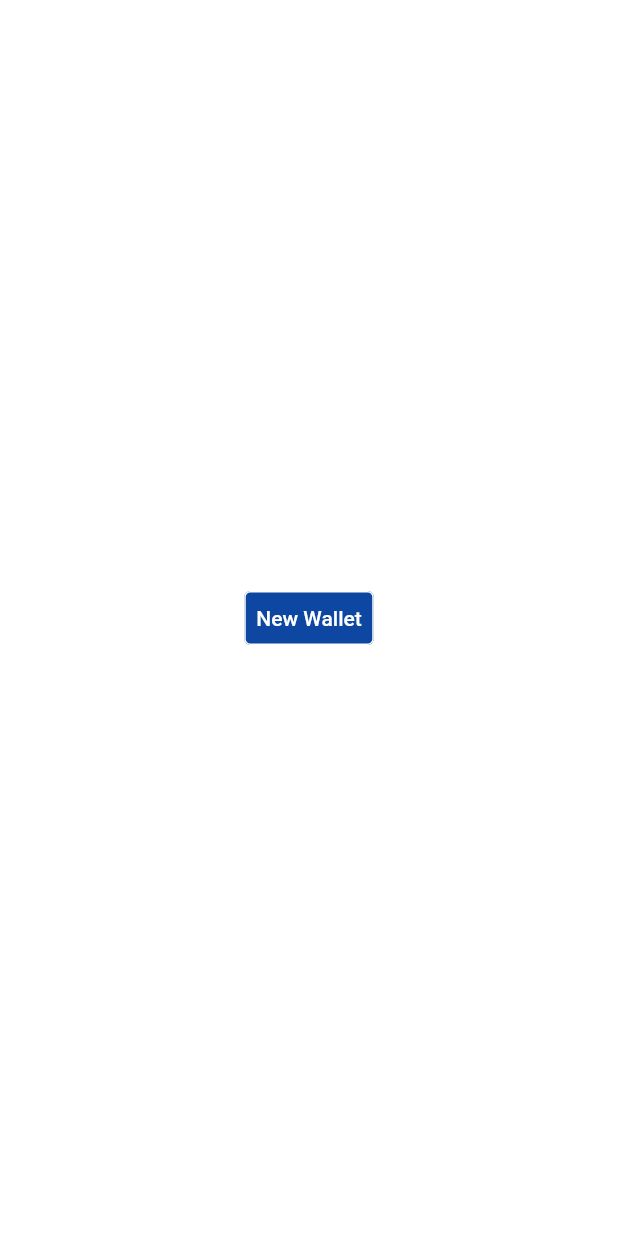
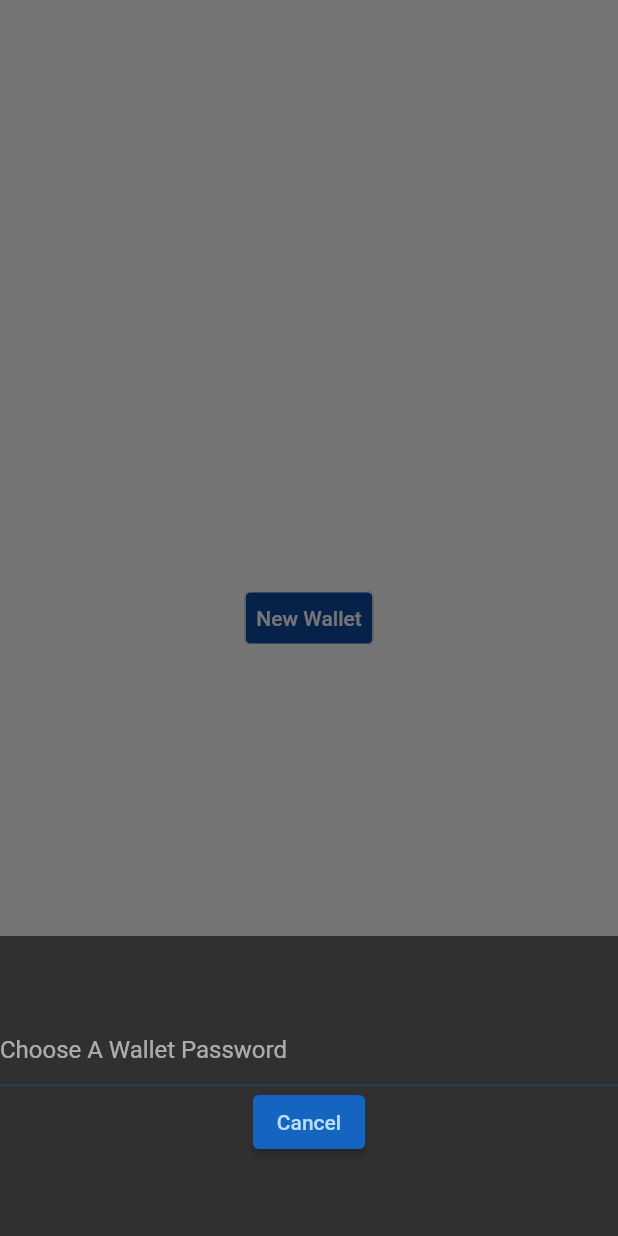
Before and after one commit to dipware/admin, a Flutter app: the screen it shows after launch, after a tap on "Get Started", after a tap on "New Wallet", on a phone screen of 412 x 824 dp. Run offline on Flutter 3.47's test engine with Material 2 defaults, Android fonts, the phone set to English and light mode, and no system bars; our stand-ins replace firebase_core, flutter_dotenv; missing offline and left inert: qr_code_scanner, web3dart; accounts and stored records are empty.

Commit message:
password sheet

```diff
--- a/lib/routes/wallet.dart
+++ b/lib/routes/wallet.dart
@@ -13,10 +13,12 @@ class WalletPage extends StatefulWidget {
 
 class _WalletPageState extends State<WalletPage> {
   List<Text> _wallets = [];
+  late TextEditingController _pw_controller;
 
   @override
   void initState() {
     super.initState();
+    _pw_controller = TextEditingController();
     widget.walletStorage.wallets.then((wallets) {
       setState(() {
         _wallets = wallets.map((file) {
@@ -36,7 +38,43 @@ class _WalletPageState extends State<WalletPage> {
           TextButton(
             style: Theme.of(context).textButtonTheme.style,
             onPressed: () {
-              // widget.walletStorage.writeWallet(password);
+              showModalBottomSheet<void>(
+                context: context,
+                isScrollControlled: true,
+                builder: (BuildContext context) {
+                  return Padding(
+                    padding: EdgeInsets.only(
+                        bottom: MediaQuery.of(context).viewInsets.bottom),
+                    child: Container(
+                      height: 200,
+                      color: Theme.of(context).bottomSheetTheme.backgroundColor,
+                      child: Center(
+                        child: Column(
+                          mainAxisAlignment: MainAxisAlignment.center,
+                          mainAxisSize: MainAxisSize.min,
+                          children: <Widget>[
+                            TextField(
+                              controller: _pw_controller,
+                              onSubmitted: (value) {
+                                widget.walletStorage
+                                    .writeWallet(_pw_controller.text);
+                                Navigator.pop(context);
+                                setState(() {});
+                              },
+                              decoration: const InputDecoration(
+                                  hintText: "Choose A Wallet Password"),
+                            ),
+                            ElevatedButton(
+                              child: const Text('Cancel'),
+                              onPressed: () => Navigator.pop(context),
+                            ),
+                          ],
+                        ),
+                      ),
+                    ),
+                  );
+                },
+              );
             },
             child: const Text(
               "New Wallet",
```
